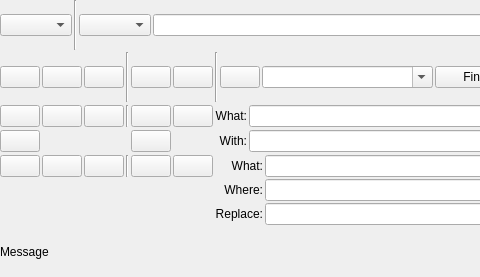
prymatex/prymatex, file resources/ui/codeeditor/status.ui: the form before one commit; both pictures show x 0 to 480 and y 0 to 277 of the 721 by 277 pixel window.
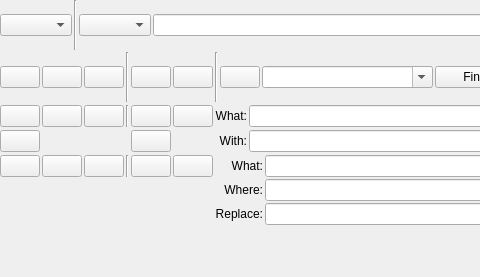
The form after the commit. Icons and pictures are not drawn.

Patch:
```diff
--- a/resources/ui/codeeditor/status.ui
+++ b/resources/ui/codeeditor/status.ui
@@ -683,7 +683,7 @@
          </sizepolicy>
         </property>
         <property name="text">
-         <string>Message</string>
+         <string/>
         </property>
        </widget>
       </item>
```
